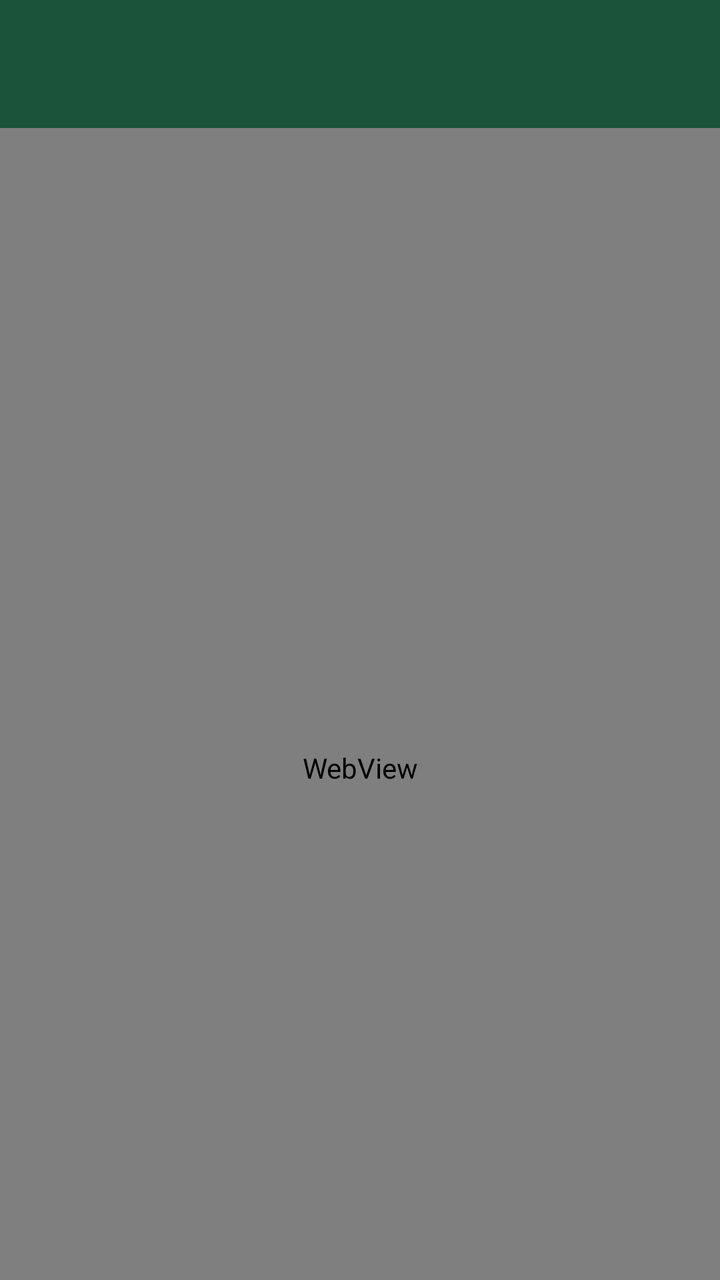
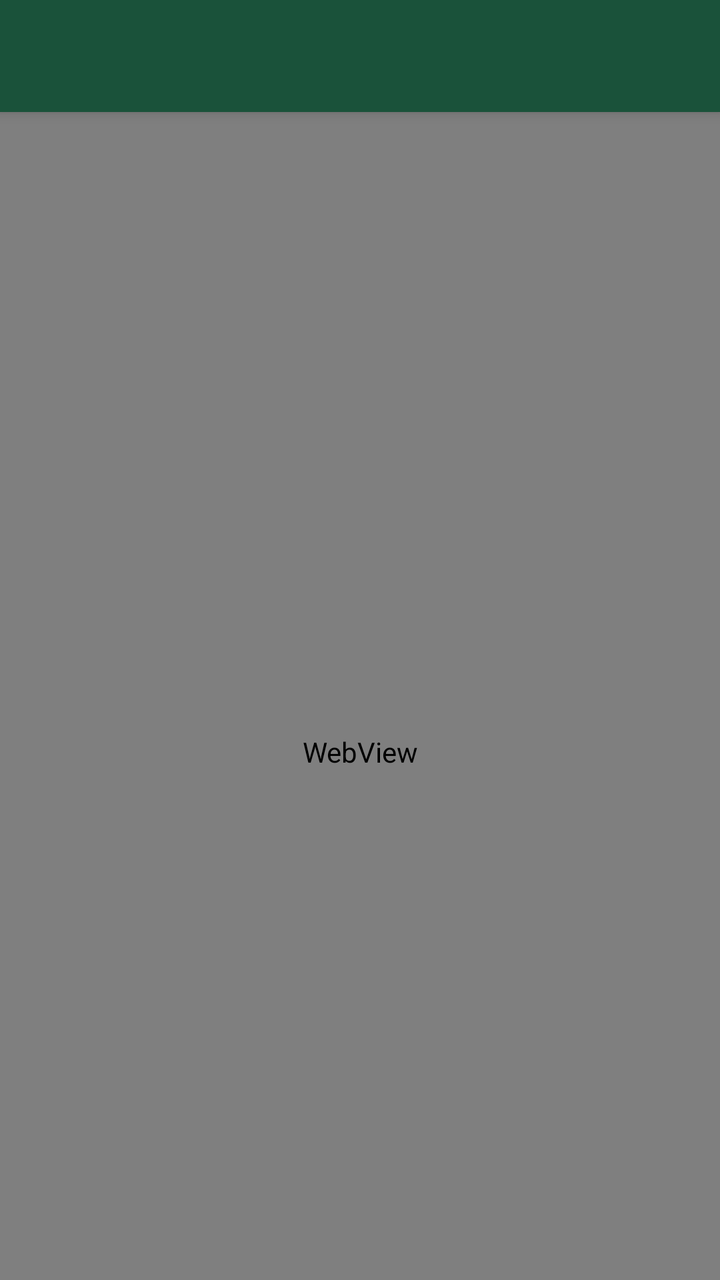

An Android layout rendered at two revisions. The XML below is the earlier revision; the diff shows what the commit changed to produce the second picture.
<!-- AndroidManifest.xml: application theme Theme.ZWAQtela -->
<!-- res/layout/activity_web_view.xml -->
<?xml version="1.0" encoding="utf-8"?>
<androidx.coordinatorlayout.widget.CoordinatorLayout xmlns:android="http://schemas.android.com/apk/res/android"
    xmlns:app="http://schemas.android.com/apk/res-auto"
    xmlns:tools="http://schemas.android.com/tools"
    android:id="@+id/main"
    android:layout_width="match_parent"
    android:layout_height="match_parent"
    android:background="#FFF8EC"
    tools:context=".WebViewActivity">
    <com.google.android.material.appbar.AppBarLayout
        android:id="@+id/appBarLayout"
        android:layout_width="match_parent"
        android:layout_height="wrap_content">

        <androidx.appcompat.widget.Toolbar
            android:id="@+id/toolbar"
            android:layout_width="match_parent"
            android:layout_height="?attr/actionBarSize"
            android:background="#1A523A"
            app:layout_constraintEnd_toEndOf="parent"
            app:layout_constraintStart_toStartOf="parent"
            app:layout_constraintTop_toTopOf="parent"
            app:subtitleTextColor="#FFFFFF"
            app:titleTextColor="#FFFFFF"
            app:layout_scrollFlags="scroll|enterAlways"/>
    </com.google.android.material.appbar.AppBarLayout>

    <WebView
        android:id="@+id/webView"
        android:background="#FFF8EC"
        android:layout_width="match_parent"
        android:layout_height="match_parent"
        app:layout_constraintBottom_toBottomOf="parent"
        app:layout_constraintEnd_toEndOf="parent"
        app:layout_constraintStart_toStartOf="parent"
        app:layout_constraintTop_toTopOf="parent"
        app:layout_behavior="@string/appbar_scrolling_view_behavior" />
</androidx.coordinatorlayout.widget.CoordinatorLayout>
<!-- resources referenced by this layout -->
<resources>
  <style name="Theme.ZWAQtela" parent="Base.Theme.ZWAQtela" />
  <style name="Base.Theme.ZWAQtela" parent="Theme.Material3.DayNight.NoActionBar">
          
          
      </style>
</resources>

<!-- the commit's change to res/layout/activity_web_view.xml (unified diff, before → after) -->
@@ -6,7 +6,7 @@
     android:layout_width="match_parent"
     android:layout_height="match_parent"
     android:background="#FFF8EC"
-    tools:context=".WebViewActivity">
+    tools:context=".Home.WebViewActivity">
     <com.google.android.material.appbar.AppBarLayout
         android:id="@+id/appBarLayout"
         android:layout_width="match_parent"
<!-- resource entries referenced after the edit -->
@@ -1,9 +1,17 @@
 <!-- resources referenced by this layout -->
 <resources>
-  <style name="Theme.ZWAQtela" parent="Base.Theme.ZWAQtela" />
-  <style name="Base.Theme.ZWAQtela" parent="Theme.Material3.DayNight.NoActionBar">
+  <style name="Theme.ZWAQtela" parent="Theme.MaterialComponents.DayNight.NoActionBar">
+  
+          <item name="colorPrimary">#1A523A</item>
+          <item name="colorOnPrimary">#FFFFFF</item>
+  
           
-          
+          <item name="actionOverflowMenuStyle">@style/GreenPopupMenu</item>
+  
+      </style>
+  <style name="GreenPopupMenu" parent="Widget.AppCompat.PopupMenu.Overflow">
+          <item name="android:popupBackground">#1A523A</item>
+          <item name="android:textColor">#FFFFFF</item>
       </style>
 </resources>
 
